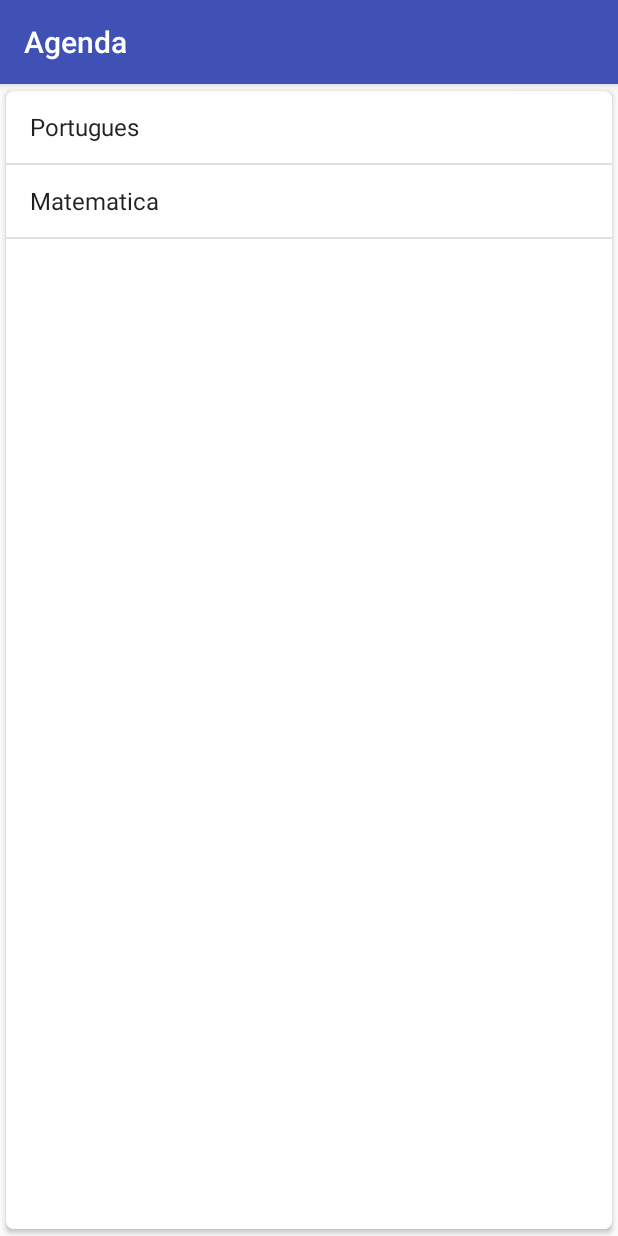
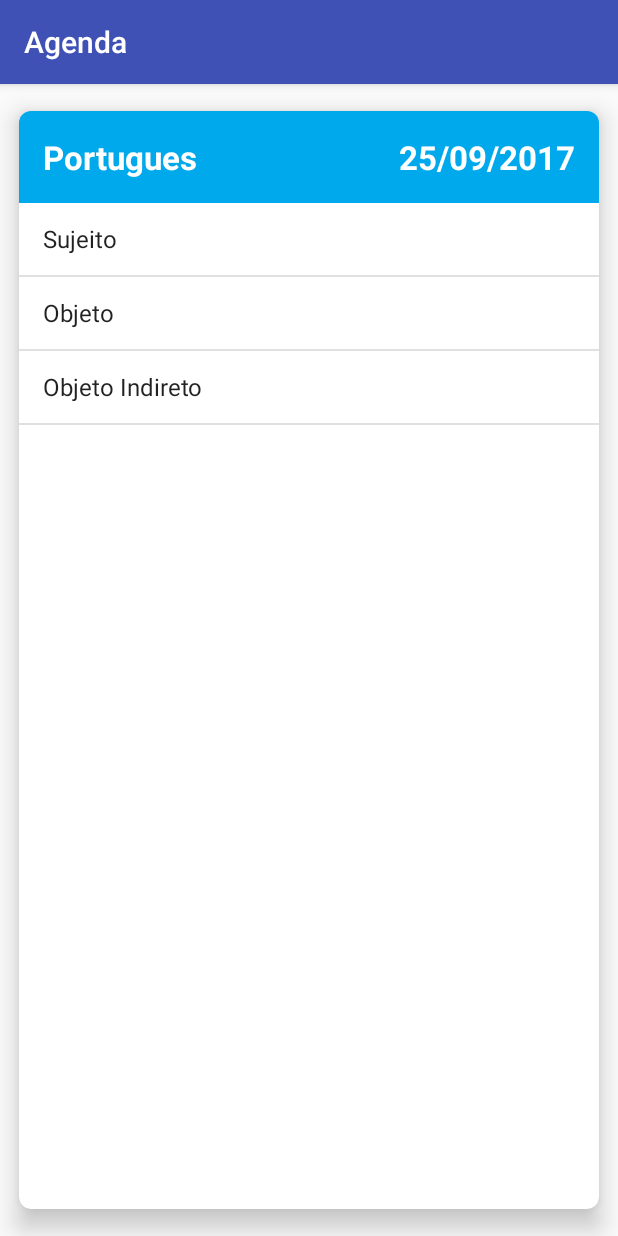
Before and after one commit to venerando/Agenda, an Android app: the ProvasActivity screen opened directly, with no data from a screen before it, after a tap on "Portugues", on a phone screen of 412 x 824 dp. Run offline under Robolectric (Android 15) with nearby library versions, the phone set to English and light mode, and no system bars.

```diff
--- a/app/build.gradle
+++ b/app/build.gradle
@@ -24,9 +24,9 @@
     androidTestCompile('com.android.support.test.espresso:espresso-core:2.2.2', {
         exclude group: 'com.android.support', module: 'support-annotations'
     })
+
     compile 'com.android.support:appcompat-v7:25.3.1'
     compile 'com.android.support.constraint:constraint-layout:1.0.2'
+    compile 'com.android.support:cardview-v7:25.3.1'
     testCompile 'junit:junit:4.12'
-    compile 'com.android.support:cardview-v7:25.3.1'
-
 }
--- a/app/src/main/AndroidManifest.xml
+++ b/app/src/main/AndroidManifest.xml
@@ -22,7 +22,7 @@
         </activity>
         <activity
             android:name=".FormularioActivity"
-            android:label="Formulário"></activity>
+            android:label="Formulário" />
 
         <receiver android:name=".receiver.SMSReceiver">
             <intent-filter>
@@ -30,7 +30,8 @@
             </intent-filter>
         </receiver>
 
-        <activity android:name=".ProvasActivity"></activity>
+        <activity android:name=".ProvasActivity" />
+        <activity android:name=".DetalhesProvaActivity"></activity>
     </application>
 
 </manifest>
--- /dev/null
+++ b/app/src/main/java/com/geovanni/agenda/DetalhesProvaActivity.java
@@ -0,0 +1,37 @@
+package com.geovanni.agenda;
+
+import android.content.Intent;
+import android.support.v7.app.AppCompatActivity;
+import android.os.Bundle;
+import android.widget.ArrayAdapter;
+import android.widget.ListView;
+import android.widget.TextView;
+
+import com.geovanni.agenda.modelo.Prova;
+
+public class DetalhesProvaActivity extends AppCompatActivity {
+
+    @Override
+    protected void onCreate(Bundle savedInstanceState) {
+        super.onCreate(savedInstanceState);
+        setContentView(R.layout.activity_detalhes_prova);
+
+        Intent intent = getIntent();
+
+        Prova prova = (Prova) intent.getSerializableExtra("prova");
+
+        TextView materia = (TextView) findViewById(R.id.detalhes_prova_materia);
+
+        TextView data = (TextView) findViewById(R.id.detalhes_prova_data);
+
+        ListView listaTopicos = (ListView) findViewById(R.id.detalhes_prova_topicos);
+
+        materia.setText(prova.getMateria());
+
+        data.setText(prova.getData());
+
+        ArrayAdapter <String> adapter = new ArrayAdapter<String>(this, android.R.layout.simple_list_item_1, prova.getTopicos());
+
+        listaTopicos.setAdapter(adapter);
+    }
+}
--- a/app/src/main/java/com/geovanni/agenda/ProvasActivity.java
+++ b/app/src/main/java/com/geovanni/agenda/ProvasActivity.java
@@ -1,5 +1,6 @@
 package com.geovanni.agenda;
 
+import android.content.Intent;
 import android.support.v7.app.AppCompatActivity;
 import android.os.Bundle;
 import android.view.View;
@@ -43,6 +44,12 @@
                 Prova prova = (Prova) parent.getItemAtPosition(position);
 
                 Toast.makeText(ProvasActivity.this, "Clicou na prova de: " + prova, Toast.LENGTH_SHORT).show();
+
+                Intent vaiParaDetalhes = new Intent(ProvasActivity.this, DetalhesProvaActivity.class);
+
+                vaiParaDetalhes.putExtra("prova", prova);
+
+                startActivity(vaiParaDetalhes);
             }
         });
 
--- a/app/src/main/java/com/geovanni/agenda/modelo/Prova.java
+++ b/app/src/main/java/com/geovanni/agenda/modelo/Prova.java
@@ -1,12 +1,13 @@
 package com.geovanni.agenda.modelo;
 
+import java.io.Serializable;
 import java.util.List;
 
 /**
  * Created by geovanni on 21/07/17.
  */
 
-public class Prova {
+public class Prova implements Serializable{
 
     private String materia;
     private String data;
--- /dev/null
+++ b/app/src/main/res/layout/activity_detalhes_prova.xml
@@ -0,0 +1,48 @@
+<?xml version="1.0" encoding="utf-8"?>
+<android.support.v7.widget.CardView xmlns:android="http://schemas.android.com/apk/res/android"
+    android:layout_width="match_parent"
+    android:layout_height="match_parent"
+    xmlns:app="http://schemas.android.com/apk/res-auto"
+    app:cardCornerRadius="8dp"
+    app:cardElevation="10dp"
+    app:cardUseCompatPadding="true">
+
+    <LinearLayout
+        android:layout_width="match_parent"
+        android:layout_height="match_parent"
+        android:orientation="vertical">
+
+        <RelativeLayout
+            android:layout_width="match_parent"
+            android:layout_height="wrap_content"
+            android:background="#00A8EC">
+
+            <TextView
+                android:id="@+id/detalhes_prova_materia"
+                android:layout_width="wrap_content"
+                android:layout_height="wrap_content"
+                android:layout_margin="16dp"
+                android:text="Matéria"
+                android:textColor="#fff"
+                android:textStyle="bold"
+                android:textSize="22sp"/>
+
+            <TextView
+                android:id="@+id/detalhes_prova_data"
+                android:layout_width="wrap_content"
+                android:layout_height="wrap_content"
+                android:layout_margin="16dp"
+                android:text="Data"
+                android:layout_alignParentRight="true"
+                android:textSize="22sp"
+                android:textColor="#fff"
+                android:textStyle="bold"/>
+        </RelativeLayout>
+
+        <ListView
+            android:id="@+id/detalhes_prova_topicos"
+            android:layout_width="match_parent"
+            android:layout_height="match_parent"/>
+
+    </LinearLayout>
+</android.support.v7.widget.CardView>
```
